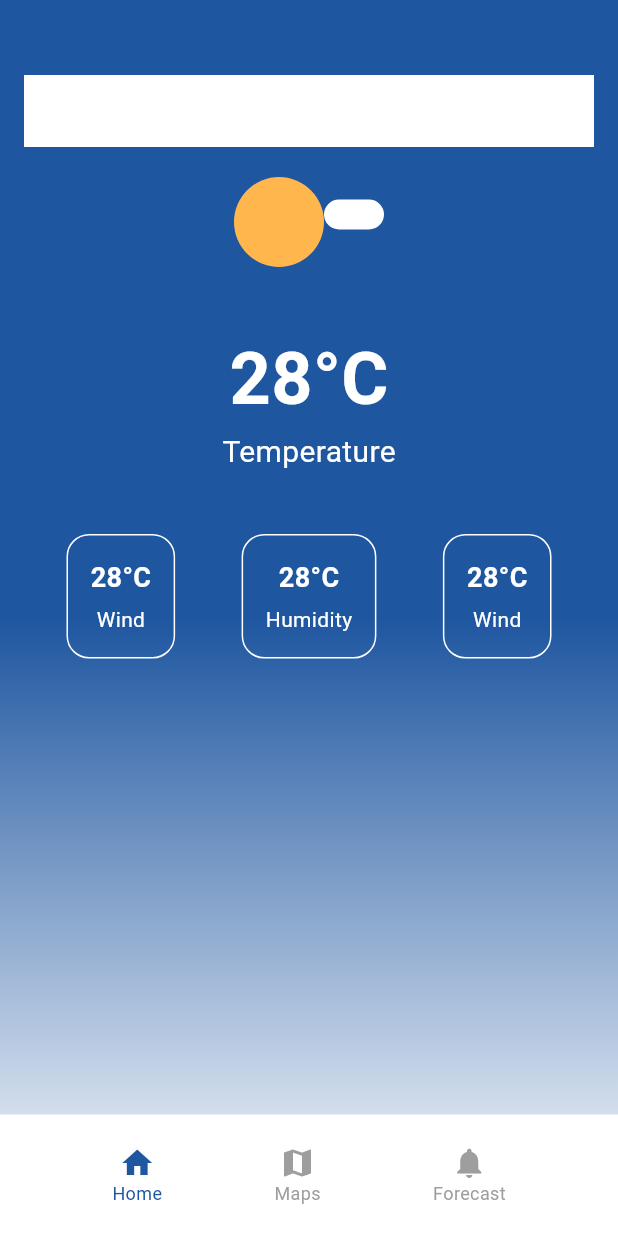
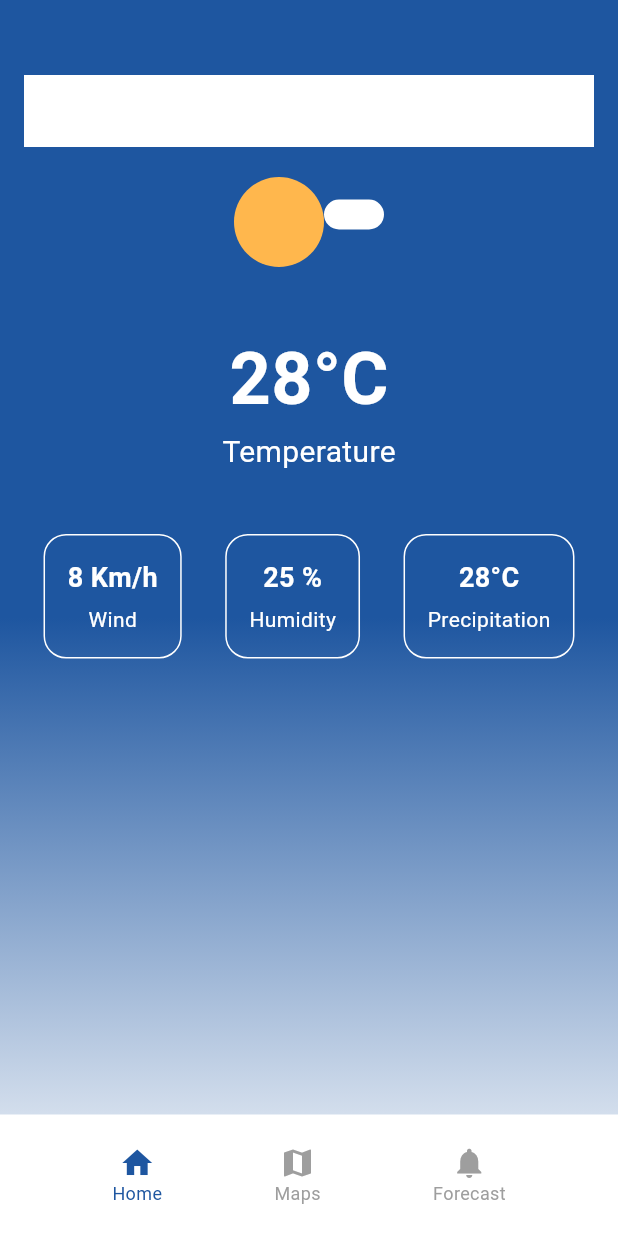
Before and after one commit to irumvabric/Notify-Weather, a Flutter app: the HomeScreen screen opened by its route, on a phone screen of 412 x 824 dp. Run offline on Flutter 3.47's test engine with Material 3 defaults, Android fonts, the phone set to English and light mode, and no system bars; our stand-ins replace google_maps_flutter.

Commit message:
NOw i am ready

```diff
--- a/lib/main.dart
+++ b/lib/main.dart
@@ -3,7 +3,7 @@ import 'package:notifyweather/routes.dart';
 import 'package:notifyweather/screens/Sign_up_screen.dart';
 // import 'screens/login_screen.dart'; // for social icons
 // import 'screens/Sign_up_screen.dart'; // for social icons
-import 'screens/home_screen.dart'; //
+import 'package:notifyweather/screens/home_screen.dart'; //
 import 'assets/theme/theme.dart';
 
 GlobalKey<NavigatorState> navigatorKey = GlobalKey<NavigatorState>();
@@ -32,7 +32,7 @@ class MyApp extends StatelessWidget {
       //   '/home': (context) => const HomeScreen(), // Define your home screen
       // },
 
-      home: const SignUpScreen(),
+      home: const HomeScreen(),
     );
   }
 }
--- a/lib/routes.dart
+++ b/lib/routes.dart
@@ -16,7 +16,7 @@ Route onGeneratedRoute(RouteSettings settings) {
         return const SignUpScreen();
 
       default:
-        return const LoginScreen();
+        return const SignUpScreen();
     }
   });
 }
--- a/lib/screens/Home_screen.dart
+++ b/lib/screens/Home_screen.dart
@@ -94,9 +94,9 @@ class HomeScreen extends StatelessWidget {
             Row(
               mainAxisAlignment: MainAxisAlignment.spaceEvenly,
               children: [
-                _buildWeatherCard('Wind', '28°C'),
-                _buildWeatherCard('Humidity', '28°C'),
-                _buildWeatherCard('Wind', '28°C'),
+                _buildWeatherCard('Wind', '8 Km/h'),
+                _buildWeatherCard('Humidity', '25 %'),
+                _buildWeatherCard('Precipitation', '28°C'),
               ],
             ),
 
```
Also changed, not shown: lib/screens/login_screen.dart (+1 -25 lines), lib/screens/map.dart (added, +16 -0 lines).
